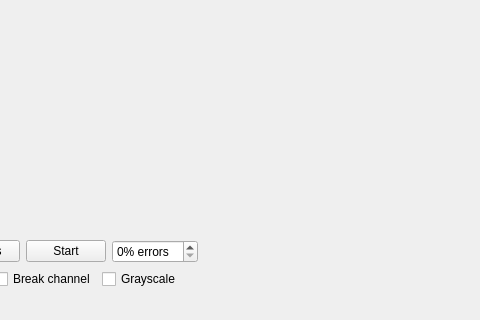
Before: the Qt Designer form Corrupt/mainwindow.ui in snikulov/vidstream, drawn with Qt 5; both pictures show x 159 to 639 and y 203 to 523 of the 893 by 523 pixel window.
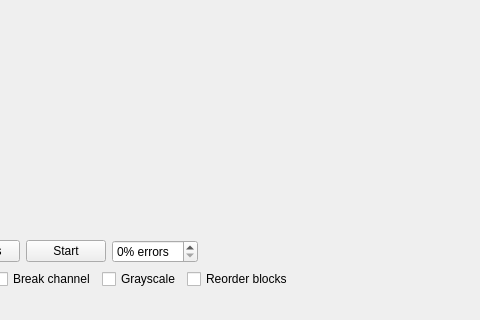
After: the same form once the commit is applied.

Commit message: added option to reorder image blocks

Patch:
```diff
--- a/Corrupt/mainwindow.ui
+++ b/Corrupt/mainwindow.ui
@@ -122,6 +122,13 @@
         </property>
        </widget>
       </item>
+      <item>
+       <widget class="QCheckBox" name="reorderCheckBox">
+        <property name="text">
+         <string>Reorder blocks</string>
+        </property>
+       </widget>
+      </item>
       <item>
        <spacer name="horizontalSpacer_2">
         <property name="orientation">
```
The commit also changes 24 other files.
